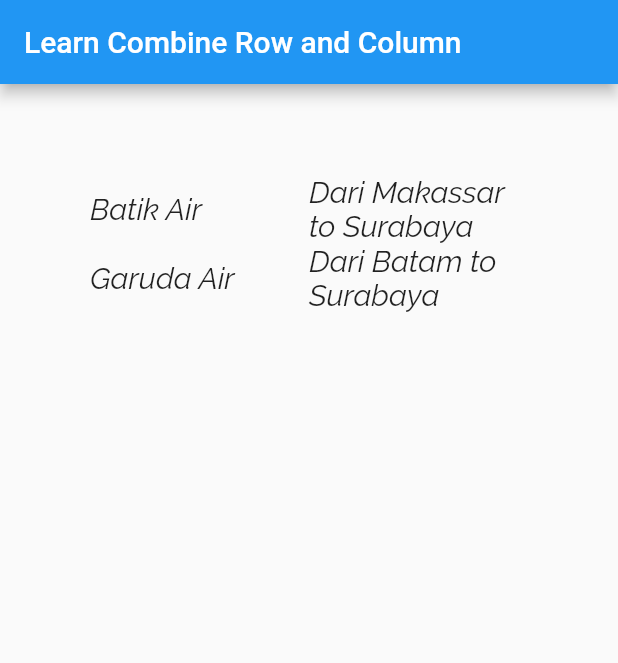
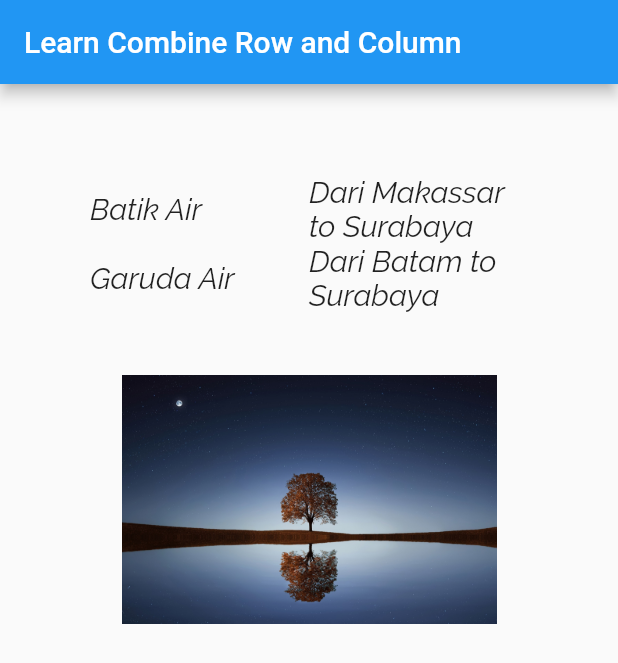
Before and after one commit to alfirajessica/UI_dart, a Flutter app: the screen it shows after launch, on a phone screen of 412 x 824 dp. Shown: the top 663 px of the screen. Run offline on Flutter 3.47's test engine with Material 2 defaults, Android fonts, the phone set to English and light mode, and no system bars.

Commit message:
add image

```diff
--- a/lib/app_screens/Combinerowcol.dart
+++ b/lib/app_screens/Combinerowcol.dart
@@ -57,9 +57,23 @@ class Combinerowcol extends StatelessWidget {
                 ),
               ],
             ),
+            Imageshow()
           ],
         ),
       ),
     );
   }
 }
+
+class Imageshow extends StatelessWidget {
+  @override
+  Widget build(BuildContext context) {
+    AssetImage assetImage = AssetImage("images/back.jpg");
+    Image image = Image(
+      image: assetImage,
+      width: 250,
+      height: 250,
+    );
+    return Container(child: image);
+  }
+}
--- a/pubspec.yaml
+++ b/pubspec.yaml
@@ -45,8 +45,8 @@ flutter:
   uses-material-design: true
 
   # To add assets to your application, add an assets section, like this:
-  # assets:
-  #   - images/a_dot_burr.jpeg
+  assets:
+    - images/back.jpg
   #   - images/a_dot_ham.jpeg
 
   # An image asset can refer to one or more resolution-specific "variants", see
```
Also changed, not shown: images/back.jpg (added).
